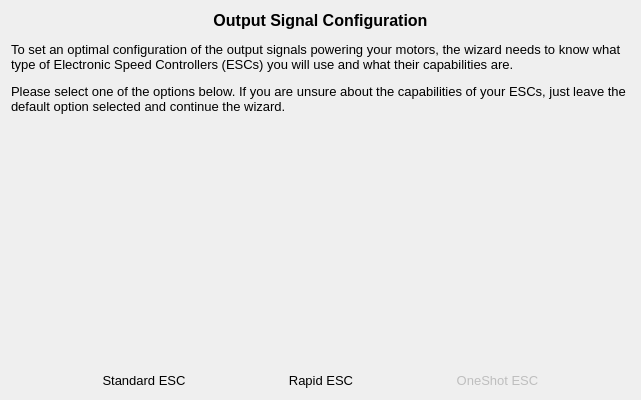
Before: the Qt Designer form ground/gcs/src/plugins/setupwizard/pages/escpage.ui in librepilot/LibrePilot, drawn with Qt 5.
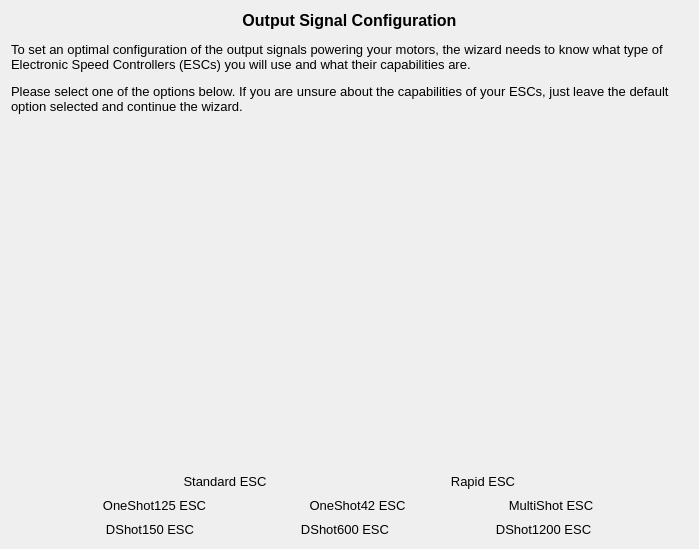
After: the same form once the commit is applied. Icons and pictures are not drawn.

Commit message: LP-514 Add DShot150/600/1200 and OneShot42/MultiShot Esc support to Wizard

```diff
--- a/ground/gcs/src/plugins/setupwizard/pages/escpage.ui
+++ b/ground/gcs/src/plugins/setupwizard/pages/escpage.ui
@@ -6,8 +6,8 @@
    <rect>
     <x>0</x>
     <y>0</y>
-    <width>641</width>
-    <height>400</height>
+    <width>699</width>
+    <height>549</height>
    </rect>
   </property>
   <property name="windowTitle">
@@ -139,11 +139,65 @@
        </property>
       </widget>
      </item>
+    </layout>
+   </item>
+   <item>
+    <layout class="QHBoxLayout" name="horizontalLayout_2">
+     <property name="topMargin">
+      <number>0</number>
+     </property>
      <item>
-      <widget class="QToolButton" name="oneshotESCButton">
+      <widget class="QToolButton" name="oneshot125ESCButton">
        <property name="enabled">
+        <bool>true</bool>
+       </property>
+       <property name="font">
+        <font>
+         <pointsize>10</pointsize>
+        </font>
+       </property>
+       <property name="toolTip">
+        <string>OneShot125 ESC: BLHeli, Kiss...</string>
+       </property>
+       <property name="styleSheet">
+        <string notr="true">QToolButton { border: none }</string>
+       </property>
+       <property name="text">
+        <string>OneShot125 ESC</string>
+       </property>
+       <property name="icon">
+        <iconset resource="../wizardResources.qrc">
+         <normaloff>:/setupwizard/resources/bttn-oneshot125-up.png</normaloff>
+         <normalon>:/setupwizard/resources/bttn-oneshot125-dwn.png</normalon>:/setupwizard/resources/bttn-oneshot125-up.png</iconset>
+       </property>
+       <property name="iconSize">
+        <size>
+         <width>200</width>
+         <height>100</height>
+        </size>
+       </property>
+       <property name="checkable">
+        <bool>true</bool>
+       </property>
+       <property name="checked">
         <bool>false</bool>
        </property>
+       <property name="autoExclusive">
+        <bool>true</bool>
+       </property>
+       <property name="toolButtonStyle">
+        <enum>Qt::ToolButtonTextUnderIcon</enum>
+       </property>
+       <property name="autoRaise">
+        <bool>true</bool>
+       </property>
+      </widget>
+     </item>
+     <item>
+      <widget class="QToolButton" name="oneshot42ESCButton">
+       <property name="enabled">
+        <bool>true</bool>
+       </property>
        <property name="font">
         <font>
          <pointsize>10</pointsize>
@@ -156,12 +210,207 @@
         <string notr="true">QToolButton { border: none }</string>
        </property>
        <property name="text">
-        <string>OneShot ESC</string>
+        <string>OneShot42 ESC</string>
        </property>
        <property name="icon">
         <iconset resource="../wizardResources.qrc">
-         <normaloff>:/setupwizard/resources/bttn-oneshot-up.png</normaloff>
-         <normalon>:/setupwizard/resources/bttn-oneshot-dwn.png</normalon>:/setupwizard/resources/bttn-oneshot-up.png</iconset>
+         <normaloff>:/setupwizard/resources/bttn-oneshot42-up.png</normaloff>
+         <normalon>:/setupwizard/resources/bttn-oneshot42-dwn.png</normalon>:/setupwizard/resources/bttn-oneshot42-up.png</iconset>
+       </property>
+       <property name="iconSize">
+        <size>
+         <width>200</width>
+         <height>100</height>
+        </size>
+       </property>
+       <property name="checkable">
+        <bool>true</bool>
+       </property>
+       <property name="checked">
+        <bool>false</bool>
+       </property>
+       <property name="autoExclusive">
+        <bool>true</bool>
+       </property>
+       <property name="toolButtonStyle">
+        <enum>Qt::ToolButtonTextUnderIcon</enum>
+       </property>
+       <property name="autoRaise">
+        <bool>true</bool>
+       </property>
+      </widget>
+     </item>
+     <item>
+      <widget class="QToolButton" name="multishotESCButton">
+       <property name="enabled">
+        <bool>true</bool>
+       </property>
+       <property name="font">
+        <font>
+         <pointsize>10</pointsize>
+        </font>
+       </property>
+       <property name="toolTip">
+        <string>MultiShot ESC: BLHeli, Kiss...</string>
+       </property>
+       <property name="styleSheet">
+        <string notr="true">QToolButton { border: none }</string>
+       </property>
+       <property name="text">
+        <string>MultiShot ESC</string>
+       </property>
+       <property name="icon">
+        <iconset resource="../wizardResources.qrc">
+         <normaloff>:/setupwizard/resources/bttn-multishot-up.png</normaloff>
+         <normalon>:/setupwizard/resources/bttn-multishot-dwn.png</normalon>:/setupwizard/resources/bttn-multishot-up.png</iconset>
+       </property>
+       <property name="iconSize">
+        <size>
+         <width>200</width>
+         <height>100</height>
+        </size>
+       </property>
+       <property name="checkable">
+        <bool>true</bool>
+       </property>
+       <property name="checked">
+        <bool>false</bool>
+       </property>
+       <property name="autoExclusive">
+        <bool>true</bool>
+       </property>
+       <property name="toolButtonStyle">
+        <enum>Qt::ToolButtonTextUnderIcon</enum>
+       </property>
+       <property name="autoRaise">
+        <bool>true</bool>
+       </property>
+      </widget>
+     </item>
+    </layout>
+   </item>
+   <item>
+    <layout class="QHBoxLayout" name="horizontalLayout_3">
+     <property name="topMargin">
+      <number>0</number>
+     </property>
+     <item>
+      <widget class="QToolButton" name="dshot150ESCButton">
+       <property name="enabled">
+        <bool>true</bool>
+       </property>
+       <property name="font">
+        <font>
+         <pointsize>10</pointsize>
+        </font>
+       </property>
+       <property name="toolTip">
+        <string>DShot150 ESC: BLHeli_S...</string>
+       </property>
+       <property name="styleSheet">
+        <string notr="true">QToolButton { border: none }</string>
+       </property>
+       <property name="text">
+        <string>DShot150 ESC</string>
+       </property>
+       <property name="icon">
+        <iconset resource="../wizardResources.qrc">
+         <normaloff>:/setupwizard/resources/bttn-dshot150-up.png</normaloff>
+         <normalon>:/setupwizard/resources/bttn-dshot150-dwn.png</normalon>:/setupwizard/resources/bttn-dshot150-up.png</iconset>
+       </property>
+       <property name="iconSize">
+        <size>
+         <width>200</width>
+         <height>100</height>
+        </size>
+       </property>
+       <property name="checkable">
+        <bool>true</bool>
+       </property>
+       <property name="checked">
+        <bool>false</bool>
+       </property>
+       <property name="autoExclusive">
+        <bool>true</bool>
+       </property>
+       <property name="toolButtonStyle">
+        <enum>Qt::ToolButtonTextUnderIcon</enum>
+       </property>
+       <property name="autoRaise">
+        <bool>true</bool>
+       </property>
+      </widget>
+     </item>
+     <item>
+      <widget class="QToolButton" name="dshot600ESCButton">
+       <property name="enabled">
+        <bool>true</bool>
+       </property>
+       <property name="font">
+        <font>
+         <pointsize>10</pointsize>
+        </font>
+       </property>
+       <property name="toolTip">
+        <string>DShot600 ESC: BLHeli_S...</string>
+       </property>
+       <property name="styleSheet">
+        <string notr="true">QToolButton { border: none }</string>
+       </property>
+       <property name="text">
+        <string>DShot600 ESC</string>
+       </property>
+       <property name="icon">
+        <iconset resource="../wizardResources.qrc">
+         <normaloff>:/setupwizard/resources/bttn-dshot600-up.png</normaloff>
+         <normalon>:/setupwizard/resources/bttn-dshot600-dwn.png</normalon>:/setupwizard/resources/bttn-dshot600-up.png</iconset>
+       </property>
+       <property name="iconSize">
+        <size>
+         <width>200</width>
+         <height>100</height>
+        </size>
+       </property>
+       <property name="checkable">
+        <bool>true</bool>
+       </property>
+       <property name="checked">
+        <bool>false</bool>
+       </property>
+       <property name="autoExclusive">
+        <bool>true</bool>
+       </property>
+       <property name="toolButtonStyle">
+        <enum>Qt::ToolButtonTextUnderIcon</enum>
+       </property>
+       <property name="autoRaise">
+        <bool>true</bool>
+       </property>
+      </widget>
+     </item>
+     <item>
+      <widget class="QToolButton" name="dshot1200ESCButton">
+       <property name="enabled">
+        <bool>true</bool>
+       </property>
+       <property name="font">
+        <font>
+         <pointsize>10</pointsize>
+        </font>
+       </property>
+       <property name="toolTip">
+        <string>DShot1200 ESC: BLHeli_S...</string>
+       </property>
+       <property name="styleSheet">
+        <string notr="true">QToolButton { border: none }</string>
+       </property>
+       <property name="text">
+        <string>DShot1200 ESC</string>
+       </property>
+       <property name="icon">
+        <iconset resource="../wizardResources.qrc">
+         <normaloff>:/setupwizard/resources/bttn-dshot1200-up.png</normaloff>
+         <normalon>:/setupwizard/resources/bttn-dshot1200-dwn.png</normalon>:/setupwizard/resources/bttn-dshot1200-up.png</iconset>
        </property>
        <property name="iconSize">
         <size>
```
Left out of the diff: 8 changed lines with no effect on the pictures. The commit also changes 11 other files.
